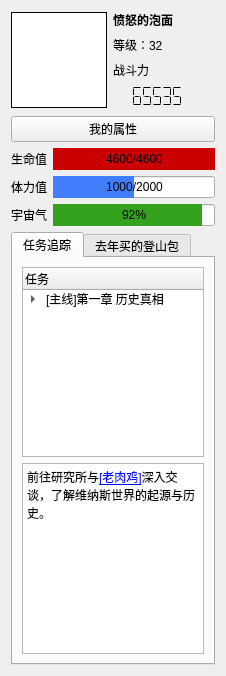
This is src/coeus/coeus_client_qt/game_statusbar_widget.ui in AngryPowman/Coeus as Qt 5 draws it before an edit. The edited form follows.
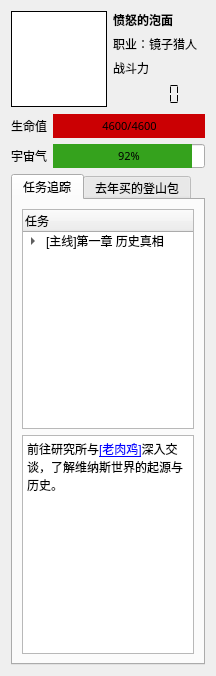
This is the edited form. The open tabs and pages were chosen to show the change. Icons and pictures are not drawn.

Commit message: - Added properties handler(client/server, would replace these test values with database)

The edit to the form file:
```diff
--- a/src/coeus/coeus_client_qt/game_statusbar_widget.ui
+++ b/src/coeus/coeus_client_qt/game_statusbar_widget.ui
@@ -6,20 +6,20 @@
    <rect>
     <x>0</x>
     <y>0</y>
-    <width>226</width>
+    <width>216</width>
     <height>676</height>
    </rect>
   </property>
   <property name="sizePolicy">
-   <sizepolicy hsizetype="Expanding" vsizetype="Fixed">
+   <sizepolicy hsizetype="Maximum" vsizetype="Fixed">
     <horstretch>0</horstretch>
     <verstretch>0</verstretch>
    </sizepolicy>
   </property>
   <property name="maximumSize">
    <size>
-    <width>316</width>
-    <height>16777215</height>
+    <width>216</width>
+    <height>676</height>
    </size>
   </property>
   <property name="windowTitle">
@@ -96,27 +96,20 @@
         <layout class="QHBoxLayout" name="horizontalLayout">
          <item>
           <widget class="QLabel" name="label_9">
+           <property name="sizePolicy">
+            <sizepolicy hsizetype="Preferred" vsizetype="Preferred">
+             <horstretch>0</horstretch>
+             <verstretch>0</verstretch>
+            </sizepolicy>
+           </property>
            <property name="text">
-            <string>等级：32</string>
+            <string>职业：镜子猎人</string>
+           </property>
+           <property name="scaledContents">
+            <bool>false</bool>
            </property>
           </widget>
          </item>
-         <item>
-          <spacer name="horizontalSpacer">
-           <property name="orientation">
-            <enum>Qt::Horizontal</enum>
-           </property>
-           <property name="sizeType">
-            <enum>QSizePolicy::Fixed</enum>
-           </property>
-           <property name="sizeHint" stdset="0">
-            <size>
-             <width>40</width>
-             <height>20</height>
-            </size>
-           </property>
-          </spacer>
-         </item>
         </layout>
        </item>
        <item>
@@ -161,10 +154,10 @@
             <enum>QLCDNumber::Flat</enum>
            </property>
            <property name="value" stdset="0">
-            <double>65535.000000000000000</double>
+            <double>0.000000000000000</double>
            </property>
            <property name="intValue" stdset="0">
-            <number>65535</number>
+            <number>0</number>
            </property>
           </widget>
          </item>
@@ -204,17 +197,7 @@
     </layout>
    </item>
    <item>
-    <widget class="QPushButton" name="pushButton">
-     <property name="sizePolicy">
-      <sizepolicy hsizetype="Expanding" vsizetype="Fixed">
-       <horstretch>0</horstretch>
-       <verstretch>0</verstretch>
-      </sizepolicy>
-     </property>
-     <property name="text">
-      <string>我的属性</string>
-     </property>
-    </widget>
+    <layout class="QHBoxLayout" name="horizontalLayout_6"/>
    </item>
    <item>
     <layout class="QVBoxLayout" name="verticalLayout_2">
@@ -250,6 +233,14 @@
            <verstretch>0</verstretch>
           </sizepolicy>
          </property>
+         <property name="font">
+          <font>
+           <family>微软雅黑</family>
+           <pointsize>8</pointsize>
+           <weight>50</weight>
+           <bold>false</bold>
+          </font>
+         </property>
          <property name="styleSheet">
           <string notr="true">QProgressBar::chunk {
     background-color: rgb(203, 0, 3);
@@ -280,62 +271,6 @@
        </item>
       </layout>
      </item>
-     <item>
-      <layout class="QHBoxLayout" name="horizontalLayout_4">
-       <item>
-        <widget class="QLabel" name="label_14">
-         <property name="sizePolicy">
-          <sizepolicy hsizetype="Fixed" vsizetype="Fixed">
-           <horstretch>0</horstretch>
-           <verstretch>0</verstretch>
-          </sizepolicy>
-         </property>
-         <property name="minimumSize">
-          <size>
-           <width>36</width>
-           <height>12</height>
-          </size>
-         </property>
-         <property name="text">
-          <string>体力值</string>
-         </property>
-         <property name="scaledContents">
-          <bool>false</bool>
-         </property>
-        </widget>
-       </item>
-       <item>
-        <widget class="QProgressBar" name="progressBar">
-         <property name="styleSheet">
-          <string notr="true">QProgressBar::chunk {
-    background-color: rgb(65, 125, 255);
-}</string>
-         </property>
-         <property name="value">
-          <number>50</number>
-         </property>
-         <property name="alignment">
-          <set>Qt::AlignCenter</set>
-         </property>
-         <property name="textVisible">
-          <bool>true</bool>
-         </property>
-         <property name="orientation">
-          <enum>Qt::Horizontal</enum>
-         </property>
-         <property name="invertedAppearance">
-          <bool>false</bool>
-         </property>
-         <property name="textDirection">
-          <enum>QProgressBar::TopToBottom</enum>
-         </property>
-         <property name="format">
-          <string>1000/2000</string>
-         </property>
-        </widget>
-       </item>
-      </layout>
-     </item>
      <item>
       <layout class="QHBoxLayout" name="horizontalLayout_5">
        <item>
@@ -361,7 +296,15 @@
         </widget>
        </item>
        <item>
-        <widget class="QProgressBar" name="progressBar_2">
+        <widget class="QProgressBar" name="progressExp">
+         <property name="font">
+          <font>
+           <family>微软雅黑</family>
+           <pointsize>8</pointsize>
+           <weight>50</weight>
+           <bold>false</bold>
+          </font>
+         </property>
          <property name="autoFillBackground">
           <bool>false</bool>
          </property>
```
Left out of the diff: 8 changed lines with no effect on the pictures. The commit also changes 20 other files.
